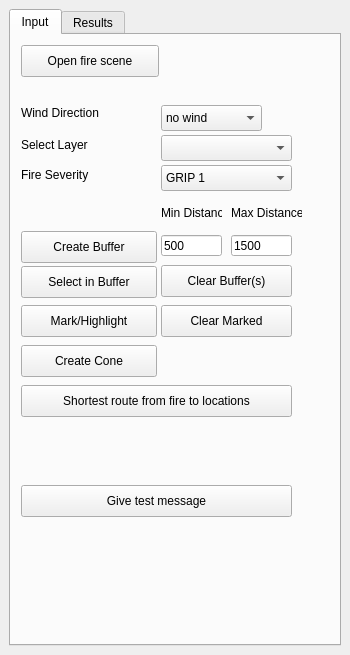
Above: LocatorTool/LocatingTool/locating_tool_dockwidget_base.ui from qq2012/GEO1005 before the change. Below: the same form after it.
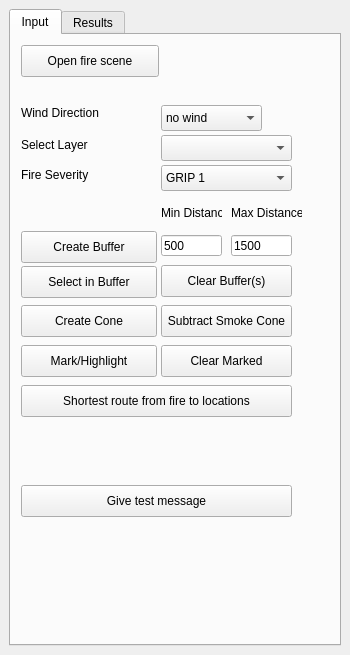
That is the form after the change.

Commit message:
cones finished, can also be subtracted from the donut buffer
added smokey style for the cones as well

```diff
--- a/LocatorTool/LocatingTool/locating_tool_dockwidget_base.ui
+++ b/LocatorTool/LocatingTool/locating_tool_dockwidget_base.ui
@@ -316,7 +316,7 @@
         <property name="geometry">
          <rect>
           <x>10</x>
-          <y>270</y>
+          <y>310</y>
           <width>136</width>
           <height>32</height>
          </rect>
@@ -329,7 +329,7 @@
         <property name="geometry">
          <rect>
           <x>150</x>
-          <y>270</y>
+          <y>310</y>
           <width>131</width>
           <height>32</height>
          </rect>
@@ -342,7 +342,7 @@
         <property name="geometry">
          <rect>
           <x>10</x>
-          <y>310</y>
+          <y>270</y>
           <width>136</width>
           <height>32</height>
          </rect>
@@ -377,6 +377,19 @@
          <string>Give test message</string>
         </property>
        </widget>
+       <widget class="QPushButton" name="takeBiteFromDonutButton">
+        <property name="geometry">
+         <rect>
+          <x>150</x>
+          <y>270</y>
+          <width>131</width>
+          <height>32</height>
+         </rect>
+        </property>
+        <property name="text">
+         <string>Subtract Smoke Cone</string>
+        </property>
+       </widget>
       </widget>
       <widget class="QWidget" name="tab_2">
        <attribute name="title">
```
The commit also changes 2 other files.
